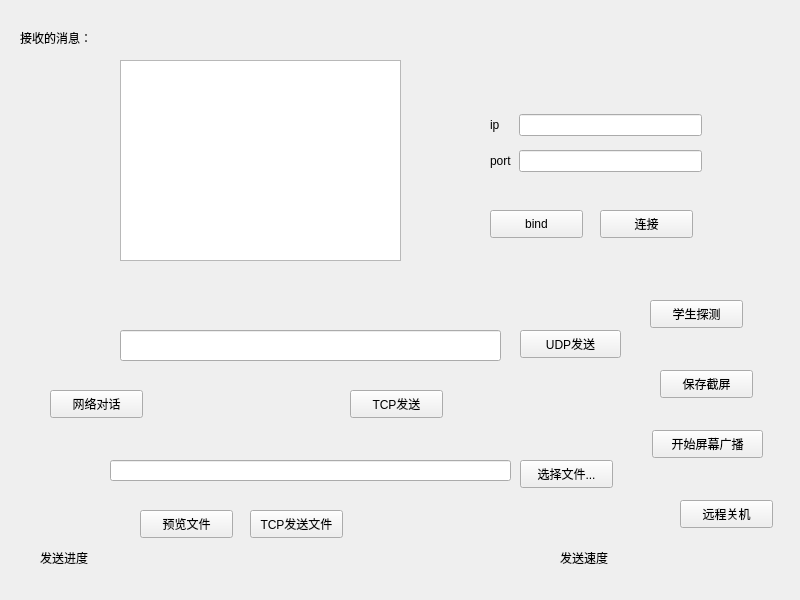
Above: widget.ui from hzy-gitting/DMTJX-Teacher before the change. Below: the same form after it.
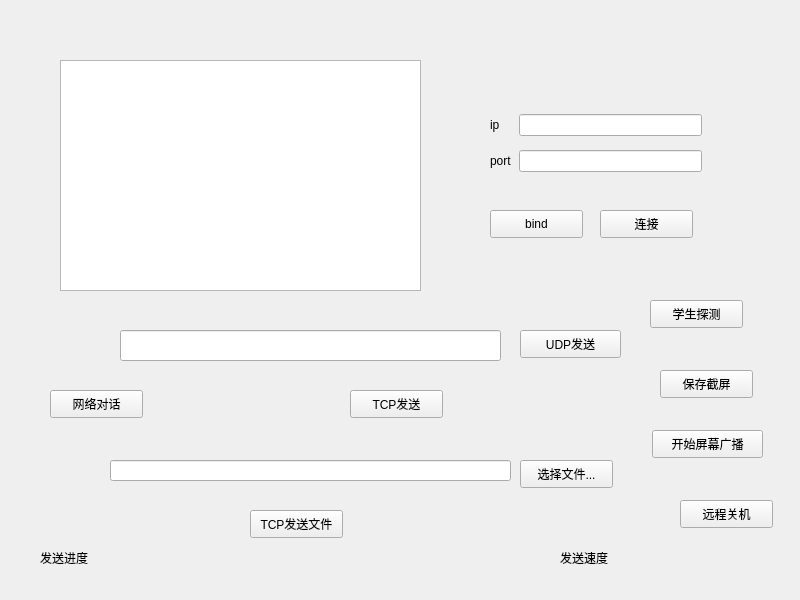
That is the form after the change.

What changed in the file:
```diff
--- a/widget.ui
+++ b/widget.ui
@@ -13,29 +13,6 @@
   <property name="windowTitle">
    <string>教师端</string>
   </property>
-  <widget class="QLabel" name="label">
-   <property name="geometry">
-    <rect>
-     <x>20</x>
-     <y>30</y>
-     <width>101</width>
-     <height>16</height>
-    </rect>
-   </property>
-   <property name="text">
-    <string>接收的消息：</string>
-   </property>
-  </widget>
-  <widget class="QTextEdit" name="textEdit">
-   <property name="geometry">
-    <rect>
-     <x>120</x>
-     <y>60</y>
-     <width>281</width>
-     <height>201</height>
-    </rect>
-   </property>
-  </widget>
   <widget class="QPushButton" name="pushButton">
    <property name="geometry">
     <rect>
@@ -162,19 +139,6 @@
     <string/>
    </property>
   </widget>
-  <widget class="QPushButton" name="previewFileBtn">
-   <property name="geometry">
-    <rect>
-     <x>140</x>
-     <y>510</y>
-     <width>93</width>
-     <height>28</height>
-    </rect>
-   </property>
-   <property name="text">
-    <string>预览文件</string>
-   </property>
-  </widget>
   <widget class="QPushButton" name="tcpSendFileBtn">
    <property name="geometry">
     <rect>
@@ -279,6 +243,16 @@
     <string>网络对话</string>
    </property>
   </widget>
+  <widget class="QTableWidget" name="tableWidget">
+   <property name="geometry">
+    <rect>
+     <x>60</x>
+     <y>60</y>
+     <width>361</width>
+     <height>231</height>
+    </rect>
+   </property>
+  </widget>
  </widget>
  <resources/>
  <connections/>
```
